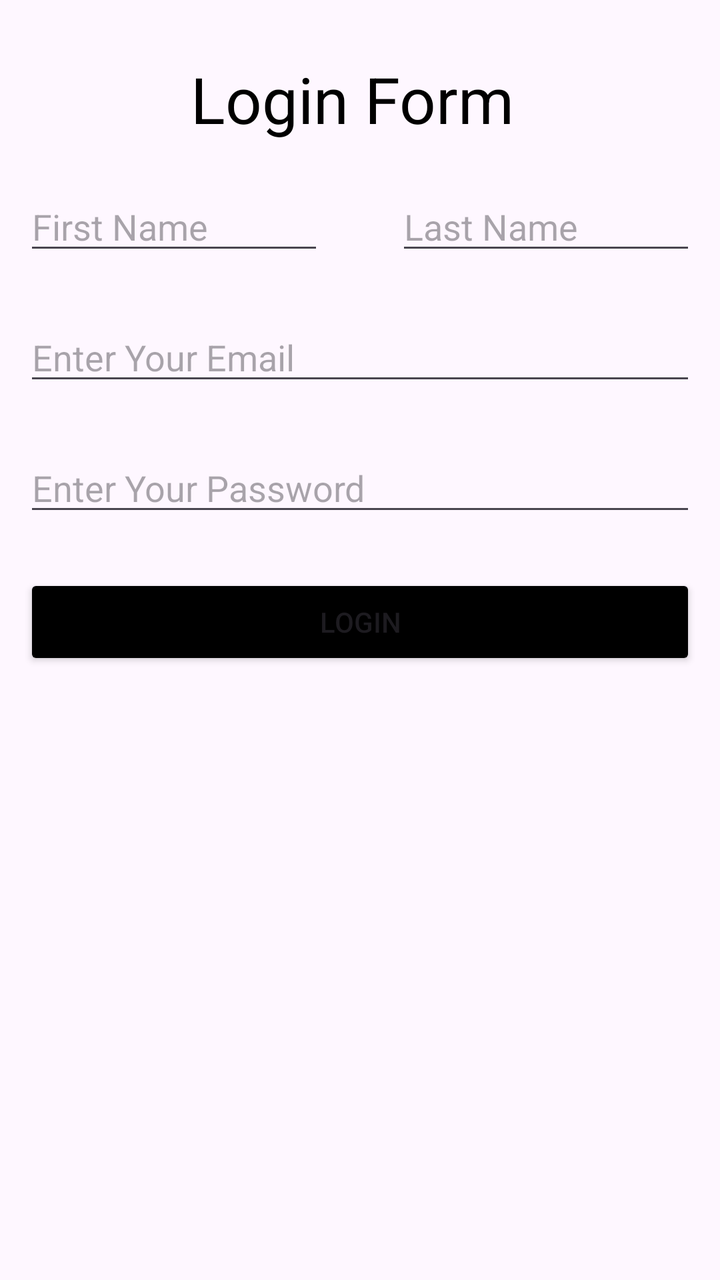
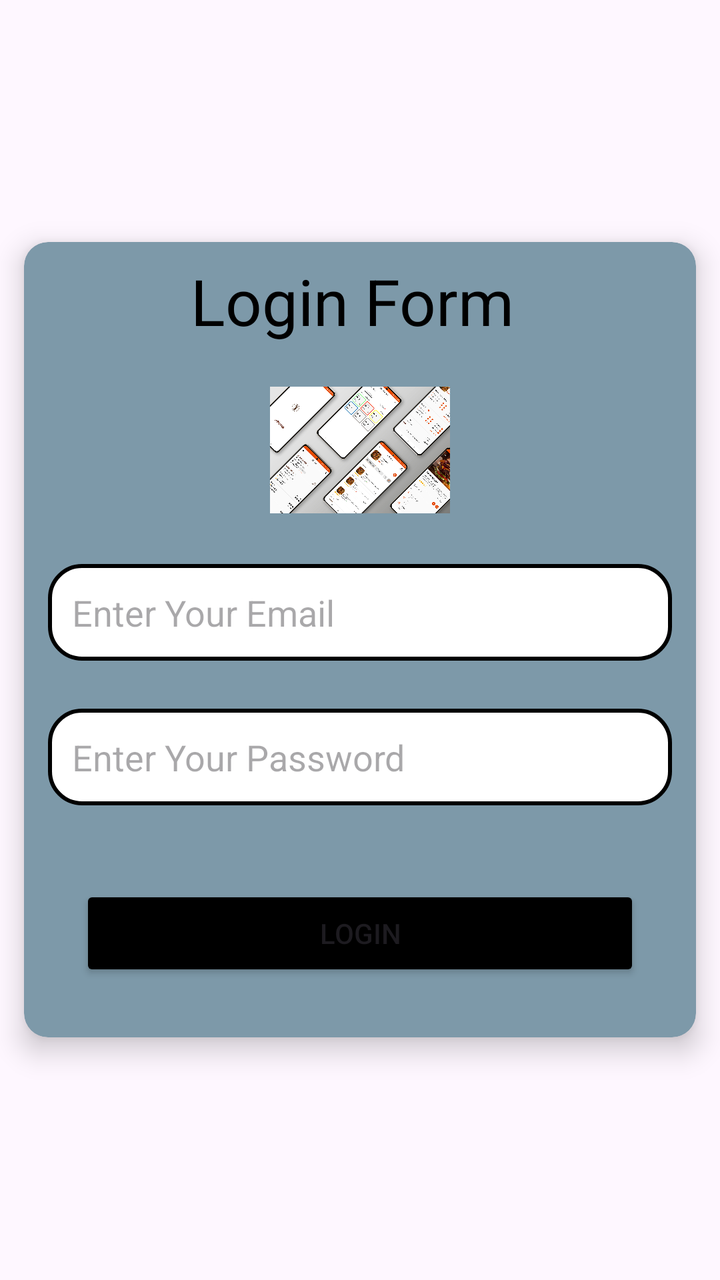

The first picture is an Android layout as it rendered before a commit; the second is the same layout after the commit. The layout source and the unified diff follow.
<!-- AndroidManifest.xml: application theme Theme.TestApp -->
<!-- res/layout/activity_login.xml -->
<?xml version="1.0" encoding="utf-8"?>
<RelativeLayout
    xmlns:android="http://schemas.android.com/apk/res/android"
    xmlns:app="http://schemas.android.com/apk/res-auto"
    xmlns:tools="http://schemas.android.com/tools"
    android:id="@+id/main"
    android:layout_width="match_parent"
    android:layout_height="match_parent"
    tools:context=".LoginActivity">

    <TextView
        android:id="@+id/welcomText"
        android:layout_width="match_parent"
        android:layout_height="wrap_content"
        android:layout_marginTop="20dp"
        android:gravity="center"
        android:padding="8dp"
        android:text="Login Form "
        android:textColor="@color/black"
        android:textSize="32sp" />


    <EditText
        android:layout_alignParentLeft="true"
        android:id="@+id/txtFirstName"
        android:layout_below="@+id/welcomText"
        android:layout_width="150dp"
        android:layout_height="wrap_content"
        android:layout_margin="12dp"
        android:hint="First Name" />

    <EditText
        android:layout_alignParentRight="true"
        android:id="@+id/lastName"
        android:layout_below="@+id/welcomText"
        android:layout_width="150dp"
        android:layout_height="wrap_content"
        android:layout_margin="12dp"
        android:hint="Last Name" />


    <EditText
        android:layout_below="@+id/txtFirstName"
        android:id="@+id/etLoginEmail"
        android:layout_width="match_parent"
        android:layout_height="wrap_content"
        android:layout_margin="12dp"
        android:hint="Enter Your Email" />


    <EditText
        android:layout_below="@+id/etLoginEmail"
        android:id="@+id/etLoginPassword"
        android:layout_width="match_parent"
        android:layout_height="wrap_content"
        android:layout_margin="12dp"
        android:hint="Enter Your Password"
        android:inputType="textPassword" />


    <Button
        android:layout_below="@+id/etLoginPassword"
        android:id="@+id/btnLogin"
        android:layout_width="match_parent"
        android:layout_height="wrap_content"
        android:layout_margin="12dp"
        android:backgroundTint="@color/black"
        android:text="Login" />


</RelativeLayout>
<!-- resources referenced by this layout -->
<resources>
  <color name="black">#FF000000</color>
  <style name="Theme.TestApp" parent="Base.Theme.TestApp" />
  <style name="Base.Theme.TestApp" parent="Theme.Material3.DayNight.NoActionBar">
          
          
      </style>
</resources>

<!-- the commit's change to res/layout/activity_login.xml (unified diff, before → after) -->
@@ -1,6 +1,5 @@
 <?xml version="1.0" encoding="utf-8"?>
-<RelativeLayout
-    xmlns:android="http://schemas.android.com/apk/res/android"
+<RelativeLayout xmlns:android="http://schemas.android.com/apk/res/android"
     xmlns:app="http://schemas.android.com/apk/res-auto"
     xmlns:tools="http://schemas.android.com/tools"
     android:id="@+id/main"
@@ -8,64 +7,87 @@
     android:layout_height="match_parent"
     tools:context=".LoginActivity">
 
-    <TextView
-        android:id="@+id/welcomText"
+
+    <androidx.cardview.widget.CardView
         android:layout_width="match_parent"
         android:layout_height="wrap_content"
-        android:layout_marginTop="20dp"
-        android:gravity="center"
+        android:layout_centerInParent="true"
+        android:layout_margin="12dp"
         android:padding="8dp"
-        android:text="Login Form "
-        android:textColor="@color/black"
-        android:textSize="32sp" />
+        app:cardBackgroundColor="@color/schedule_Delivery_text_color"
+        app:cardCornerRadius="12dp"
+        app:cardElevation="8dp">
+
+        <LinearLayout
+            android:layout_width="match_parent"
+            android:layout_height="wrap_content"
+            android:orientation="vertical">
+
+            <TextView
+                android:id="@+id/loginTxt"
+                android:layout_width="match_parent"
+                android:layout_height="wrap_content"
+                android:gravity="center"
+                android:padding="8dp"
+                android:text="Login Form "
+                android:textColor="@color/black"
+                android:textSize="32sp" />
+
+            <TextView
+                android:id="@+id/welcomText"
+                android:layout_width="match_parent"
+                android:layout_height="wrap_content"
+                android:layout_below="@+id/loginTxt"
+                android:layout_marginTop="20dp"
+                android:gravity="center"
+                android:padding="8dp"
+                android:textColor="@color/black"
+                android:textSize="16sp"
+                android:visibility="gone" />
+
+            <ImageView
+                android:id="@+id/image"
+                android:layout_width="90dp"
+                android:layout_height="90dp"
+                android:layout_below="@id/loginTxt"
+                android:layout_gravity="center"
+                android:src="@drawable/ic_waiter_ui" />
 
 
-    <EditText
-        android:layout_alignParentLeft="true"
-        android:id="@+id/txtFirstName"
-        android:layout_below="@+id/welcomText"
-        android:layout_width="150dp"
-        android:layout_height="wrap_content"
-        android:layout_margin="12dp"
-        android:hint="First Name" />
-
-    <EditText
-        android:layout_alignParentRight="true"
-        android:id="@+id/lastName"
-        android:layout_below="@+id/welcomText"
-        android:layout_width="150dp"
-        android:layout_height="wrap_content"
-        android:layout_margin="12dp"
-        android:hint="Last Name" />
+            <EditText
+                android:id="@+id/etLoginEmail"
+                android:layout_width="match_parent"
+                android:layout_height="wrap_content"
+                android:layout_below="@+id/image"
+                android:layout_margin="12dp"
+                android:background="@drawable/edittext_bg"
+                android:hint="Enter Your Email"
+                android:padding="12dp" />
 
 
-    <EditText
-        android:layout_below="@+id/txtFirstName"
-        android:id="@+id/etLoginEmail"
-        android:layout_width="match_parent"
-        android:layout_height="wrap_content"
-        android:layout_margin="12dp"
-        android:hint="Enter Your Email" />
+            <EditText
+                android:id="@+id/etLoginPassword"
+                android:layout_width="match_parent"
+                android:layout_height="wrap_content"
+                android:layout_below="@+id/etLoginEmail"
+                android:layout_margin="12dp"
+                android:background="@drawable/edittext_bg"
+                android:hint="Enter Your Password"
+                android:inputType="textPassword"
+                android:padding="12dp" />
 
 
-    <EditText
-        android:layout_below="@+id/etLoginEmail"
-        android:id="@+id/etLoginPassword"
-        android:layout_width="match_parent"
-        android:layout_height="wrap_content"
-        android:layout_margin="12dp"
-        android:hint="Enter Your Password"
-        android:inputType="textPassword" />
+            <Button
+                android:id="@+id/btnLogin"
+                android:layout_width="match_parent"
+                android:layout_height="wrap_content"
+                android:layout_below="@+id/etLoginPassword"
+                android:layout_margin="28dp"
+                android:backgroundTint="@color/black"
+                android:text="Login" />
 
+        </LinearLayout>
 
-    <Button
-        android:layout_below="@+id/etLoginPassword"
-        android:id="@+id/btnLogin"
-        android:layout_width="match_parent"
-        android:layout_height="wrap_content"
-        android:layout_margin="12dp"
-        android:backgroundTint="@color/black"
-        android:text="Login" />
-
+    </androidx.cardview.widget.CardView>
 
 </RelativeLayout>
<!-- resource entries referenced after the edit -->
@@ -1,7 +1,20 @@
 <!-- resources referenced by this layout -->
 <resources>
   <color name="black">#FF000000</color>
+  <color name="schedule_Delivery_text_color">#7d99a9</color>
+  <!-- drawable edittext_bg (drawable) -->
+  <?xml version="1.0" encoding="utf-8"?>
+  <shape android:shape="rectangle" xmlns:android="http://schemas.android.com/apk/res/android">
+  
+      <solid android:color="@color/white" />
+  
+      <stroke android:width="2dp"  android:color="@color/black" />
+      <corners android:radius="16dp" />
+  
+  </shape>
+  <!-- drawable ic_waiter_ui: jpg bitmap (drawable, 924284 bytes) -->
   <style name="Theme.TestApp" parent="Base.Theme.TestApp" />
+  <color name="white">#FFFFFFFF</color>
   <style name="Base.Theme.TestApp" parent="Theme.Material3.DayNight.NoActionBar">
           
           
